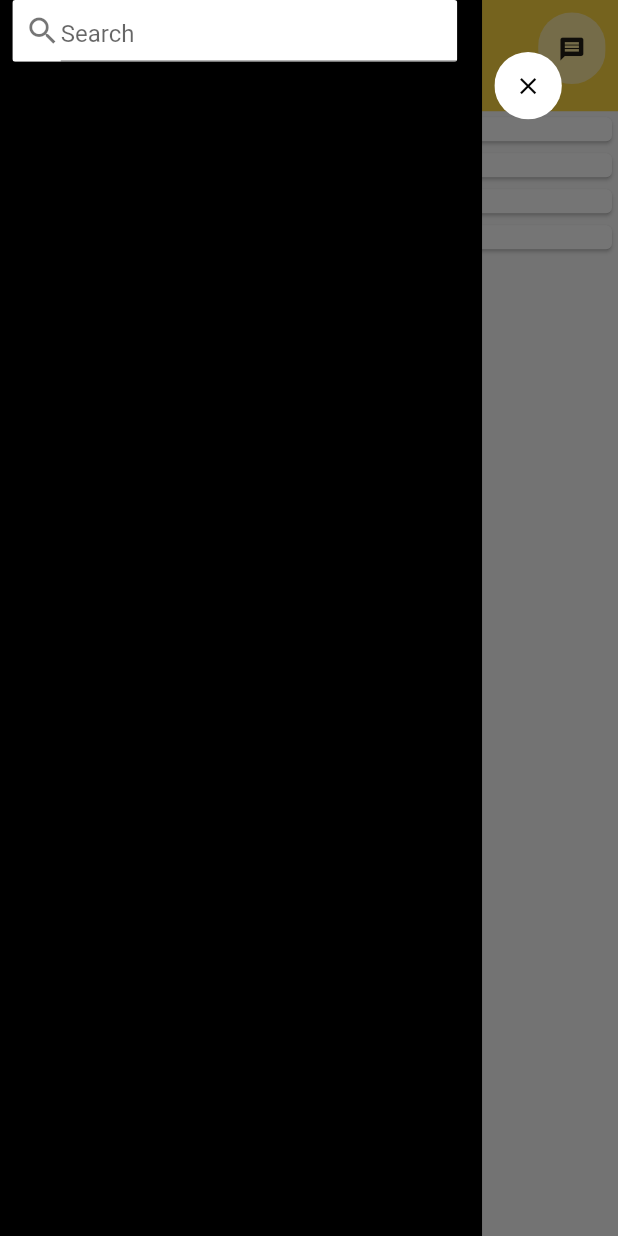
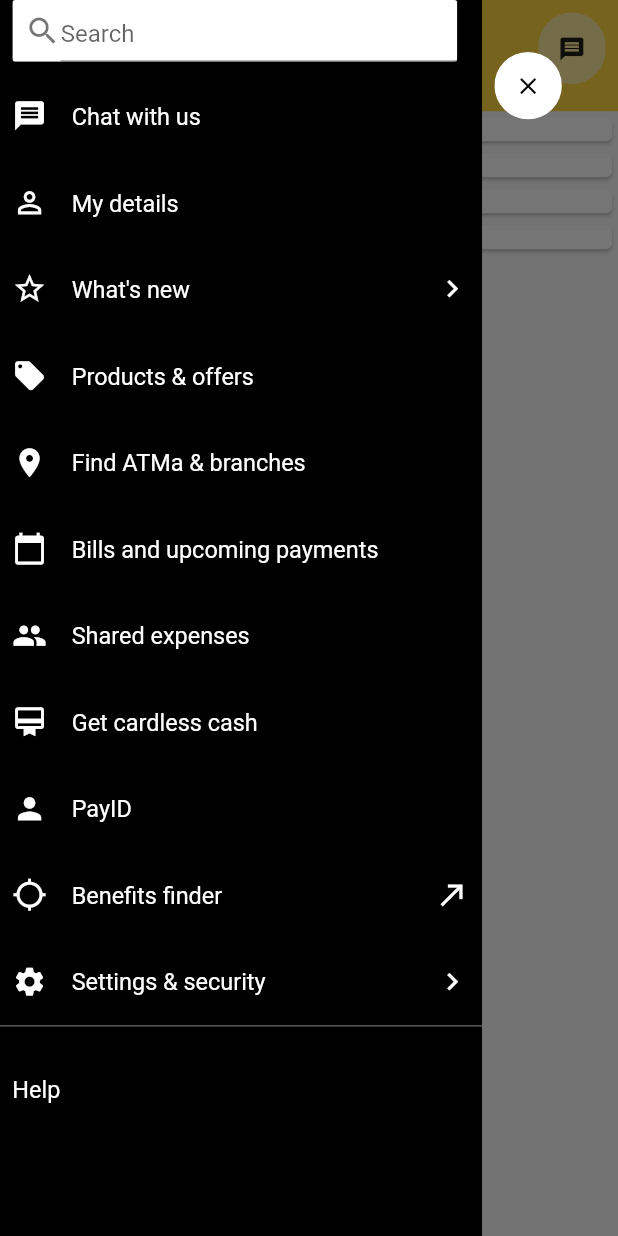
Before and after one commit to NaagAlgates/combank_ui_challenge, a Flutter app: the screen it shows after launch, with the side drawer open, on a phone screen of 412 x 824 dp. Run offline on Flutter 3.47's test engine with Material 2 defaults, Android fonts, the phone set to English and light mode, and no system bars.

Commit message:
List menu in drawer

```diff
--- a/lib/ui/drawer_menu_list.dart
+++ b/lib/ui/drawer_menu_list.dart
@@ -1,4 +1,5 @@
 import 'package:combank_ui_challenge/view/search_view.dart';
+import 'package:combank_ui_challenge/view/single_menu_view.dart';
 import 'package:flutter/material.dart';
 
 class DrawerMenuList extends StatelessWidget {
@@ -16,6 +17,19 @@ class DrawerMenuList extends StatelessWidget {
           mainAxisAlignment: MainAxisAlignment.start,
           children: <Widget>[
             SearchView(),
+            SingleMenuView(label: "Chat with us",leftIcon: Icons.message,),
+            SingleMenuView(label: "My details",leftIcon: Icons.person_outline,),
+            SingleMenuView(label: "What's new",leftIcon: Icons.star_border,rightIcon: Icons.navigate_next,),
+            SingleMenuView(label: "Products & offers",leftIcon: Icons.local_offer,),
+            SingleMenuView(label: "Find ATMa & branches",leftIcon: Icons.location_on,),
+            SingleMenuView(label: "Bills and upcoming payments",leftIcon: Icons.calendar_today,),
+            SingleMenuView(label: "Shared expenses",leftIcon: Icons.group,),
+            SingleMenuView(label: "Get cardless cash",leftIcon: Icons.card_membership,),
+            SingleMenuView(label: "PayID",leftIcon: Icons.person,),
+            SingleMenuView(label: "Benefits finder",leftIcon: Icons.location_searching, rightIcon:Icons.call_made),
+            SingleMenuView(label: "Settings & security",leftIcon: Icons.settings, rightIcon:Icons.navigate_next,divider: true,),
+            Divider(height: _height*0.02,color: Colors.white54,),
+            SingleMenuView(label: "Help"),
           ],
         ),
     ));
--- /dev/null
+++ b/lib/view/single_menu_view.dart
@@ -0,0 +1,69 @@
+import 'package:flutter/material.dart';
+
+class SingleMenuView extends StatelessWidget {
+  final leftIcon;
+  final rightIcon;
+  final label;
+  final divider;
+
+  SingleMenuView(
+      {Key key,
+      this.leftIcon,
+      this.rightIcon,
+      this.divider,
+      @required this.label})
+      : assert(label != null);
+
+  @override
+  Widget build(BuildContext context) {
+    var _height = MediaQuery.of(context).size.height;
+    var _width = MediaQuery.of(context).size.width;
+    return Padding(
+      padding: EdgeInsets.only(
+          left: _height * 0.01, top: _height * 0.03, right: _height * 0.01),
+      child: Container(
+        width: _width,
+        height: _height * 0.04,
+        color: Colors.transparent,
+        child: Column(
+          children: <Widget>[
+            Row(
+              mainAxisSize: MainAxisSize.max,
+              crossAxisAlignment: CrossAxisAlignment.center,
+              mainAxisAlignment: rightIcon == null
+                  ? MainAxisAlignment.start
+                  : MainAxisAlignment.spaceBetween,
+              children: <Widget>[
+                Row(
+                  mainAxisSize: MainAxisSize.max,
+                  mainAxisAlignment: MainAxisAlignment.start,
+                  crossAxisAlignment: CrossAxisAlignment.center,
+                  children: <Widget>[
+                    leftIcon!=null?Icon(
+                      leftIcon,
+                      color: Colors.white,
+                      size: _height * 0.028,
+                    ):Container(),
+                    Padding(
+                      padding: EdgeInsets.only(left: leftIcon!=null?_height * 0.02:0.0),
+                      child: Text(
+                        label,
+                        style: TextStyle(
+                            color: Colors.white, fontSize: _height * 0.019),
+                      ),
+                    )
+                  ],
+                ),
+                rightIcon!=null?Icon(
+                  rightIcon,
+                  color: Colors.white,
+                  size: _height * 0.028,
+                ):Container(),
+              ],
+            ),
+          ],
+        ),
+      ),
+    );
+  }
+}
```
